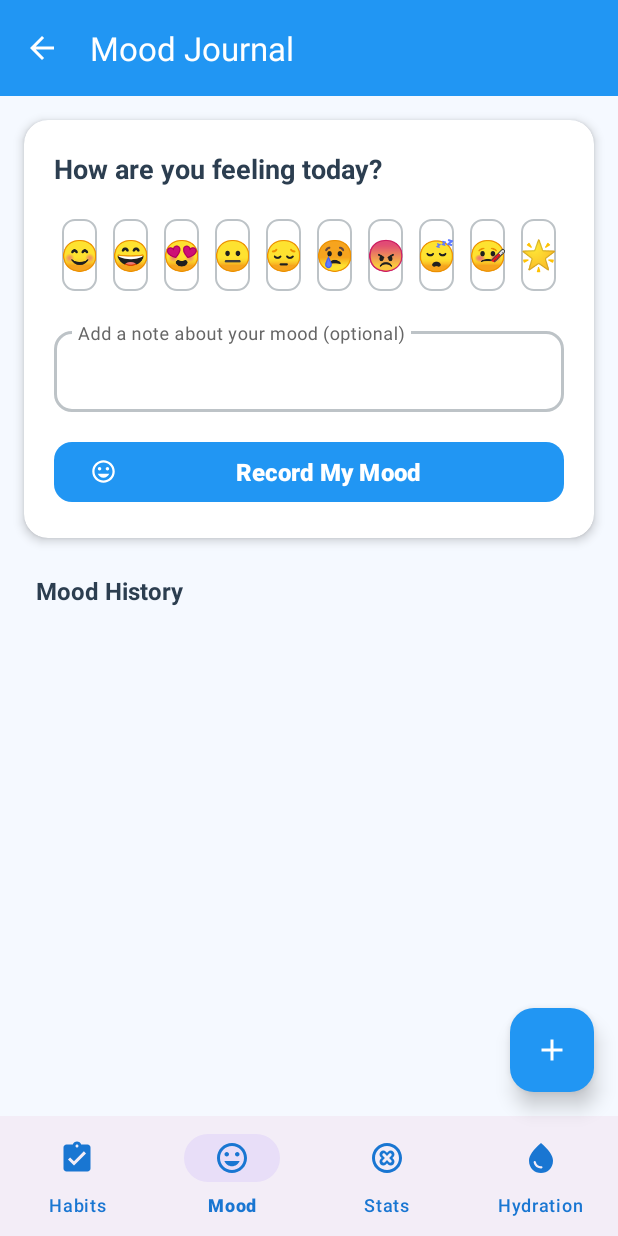
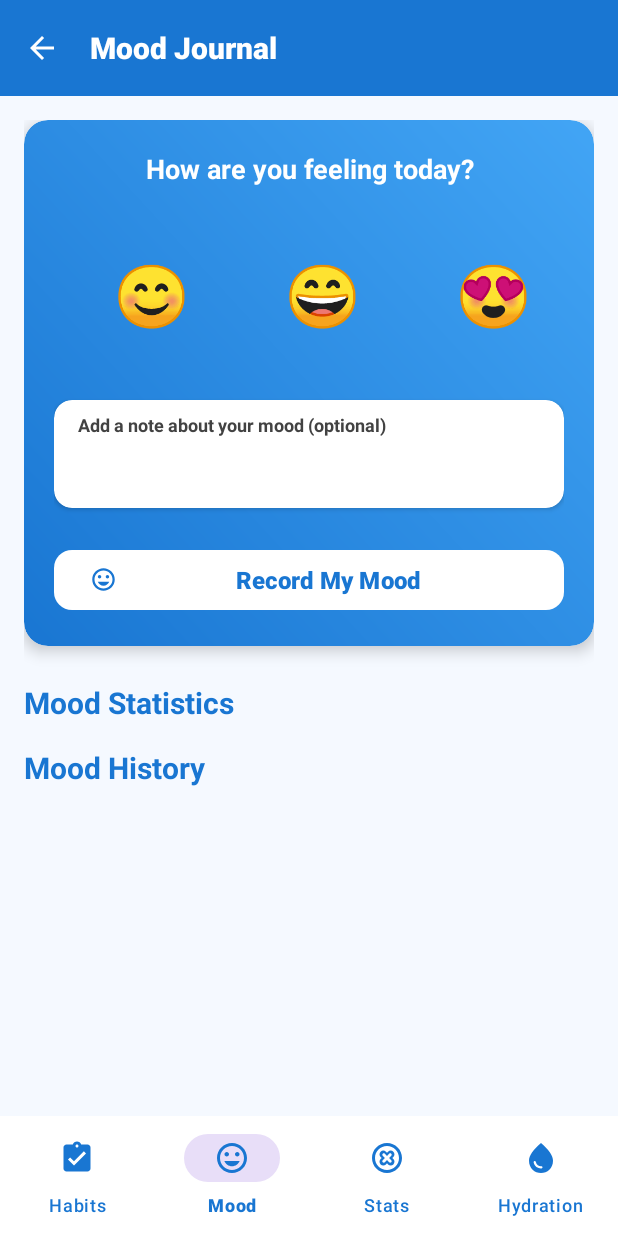
Before and after one commit to thusithassilva/HealthApp, an Android app: the MoodActivity screen opened directly, with no data from a screen before it, on a phone screen of 412 x 824 dp. Run offline under Robolectric (Android 15) with nearby library versions, the phone set to English and light mode, and no system bars.

Commit message:
fix mood page
add emoji scroller and add delete button

```diff
--- a/app/src/main/java/com/example/healthapp/MoodActivity.kt
+++ b/app/src/main/java/com/example/healthapp/MoodActivity.kt
@@ -4,7 +4,11 @@ import android.content.Intent
 import android.content.SharedPreferences
 import androidx.appcompat.app.AppCompatActivity
 import android.os.Bundle
+import android.view.Gravity
+import android.widget.LinearLayout
+import android.widget.TextView
 import android.widget.Toast
+import androidx.core.view.setPadding
 import androidx.recyclerview.widget.LinearLayoutManager
 import com.example.healthapp.databinding.ActivityMoodBinding
 import org.json.JSONArray
@@ -20,8 +24,8 @@ class MoodActivity : AppCompatActivity() {
     private val moodEntries = mutableListOf<MoodEntry>()
 
     // Emoji options for mood selection
-    private val moodEmojis = listOf("😊", "😄", "😍", "😐", "😔", "😢", "😠", "😴", "🤒", "🌟")
-    private val moodLabels = listOf("Happy", "Excited", "Loved", "Neutral", "Sad", "Crying", "Angry", "Tired", "Sick", "Great")
+    private val moodEmojis = listOf("😊", "😄", "😍", "😐", "😔", "😢", "😠", "😴", "🤒", "🌟", "😎", "🤩", "🥳", "😌", "🤗", "🙂", "😕", "😟", "😤", "🥱")
+    private val moodLabels = listOf("Happy", "Excited", "Loved", "Neutral", "Sad", "Crying", "Angry", "Tired", "Sick", "Great", "Cool", "Starstruck", "Celebrating", "Relaxed", "Hugging", "Slightly Smiling", "Confused", "Worried", "Frustrated", "Yawning")
 
     override fun onCreate(savedInstanceState: Bundle?) {
         super.onCreate(savedInstanceState)
@@ -50,7 +54,9 @@ class MoodActivity : AppCompatActivity() {
 
     private fun setupMoodList() {
         binding.rvMoodEntries.layoutManager = LinearLayoutManager(this)
-        moodAdapter = MoodAdapter(moodEntries)
+        moodAdapter = MoodAdapter(moodEntries) { position ->
+            deleteMoodEntry(position)
+        }
         binding.rvMoodEntries.adapter = moodAdapter
     }
 
@@ -60,20 +66,25 @@ class MoodActivity : AppCompatActivity() {
         emojiGrid.removeAllViews()
 
         moodEmojis.forEachIndexed { index, emoji ->
-            val emojiButton = android.widget.Button(this).apply {
+            val emojiButton = TextView(this).apply {
                 text = emoji
-                textSize = 20f
+                textSize = 40f // Large, user-friendly size
+                gravity = Gravity.CENTER
                 setOnClickListener {
                     selectMood(emoji, moodLabels[index])
                 }
-                setBackgroundResource(R.drawable.emoji_button_bg)
-                layoutParams = android.widget.LinearLayout.LayoutParams(
-                    0,
-                    android.widget.LinearLayout.LayoutParams.WRAP_CONTENT,
-                    1f
+                // Remove background for clean look
+                background = null
+                layoutParams = LinearLayout.LayoutParams(
+                    LinearLayout.LayoutParams.WRAP_CONTENT,
+                    LinearLayout.LayoutParams.WRAP_CONTENT
                 ).apply {
-                    setMargins(8, 8, 8, 8)
+                    setMargins(16, 8, 16, 8)
                 }
+                // Add padding for comfortable touch area
+                setPadding(32, 16, 32, 16)
+                // Enable horizontal scrolling by making content wider than viewport
+                isHorizontalScrollBarEnabled = false
             }
             emojiGrid.addView(emojiButton)
         }
@@ -83,22 +94,13 @@ class MoodActivity : AppCompatActivity() {
         binding.btnAddMoodNote.setOnClickListener {
             addMoodEntryWithNote()
         }
-
-        binding.fabAddQuickMood.setOnClickListener {
-            // Quick mood without note
-            if (binding.etMoodNote.text.toString().trim().isNotEmpty()) {
-                addMoodEntryWithNote()
-            } else {
-                Toast.makeText(this, "Please select a mood first", Toast.LENGTH_SHORT).show()
-            }
-        }
     }
 
     private fun setupBottomNavigation() {
         binding.bottomNavigationView.setOnItemSelectedListener { item ->
             when (item.itemId) {
                 R.id.nav_habits -> {
-                    startActivity(android.content.Intent(this, HabitsActivity::class.java))
+                    startActivity(Intent(this, HabitsActivity::class.java))
                     finish()
                     true
                 }
@@ -167,6 +169,16 @@ class MoodActivity : AppCompatActivity() {
         binding.btnAddMoodNote.isEnabled = false
 
         Toast.makeText(this, "Mood recorded!", Toast.LENGTH_SHORT).show()
+    }
+
+    private fun deleteMoodEntry(position: Int) {
+        if (position in 0 until moodEntries.size) {
+            moodEntries.removeAt(position)
+            moodAdapter.notifyItemRemoved(position)
+            saveMoodEntriesToPreferences()
+            updateMoodStats()
+            Toast.makeText(this, "Mood entry deleted", Toast.LENGTH_SHORT).show()
+        }
     }
 
     private fun updateMoodStats() {
--- a/app/src/main/res/layout/activity_mood.xml
+++ b/app/src/main/res/layout/activity_mood.xml
@@ -1,58 +1,80 @@
 <?xml version="1.0" encoding="utf-8"?>
-<androidx.coordinatorlayout.widget.CoordinatorLayout xmlns:android="http://schemas.android.com/apk/res/android"
+<LinearLayout xmlns:android="http://schemas.android.com/apk/res/android"
     xmlns:app="http://schemas.android.com/apk/res-auto"
     android:layout_width="match_parent"
     android:layout_height="match_parent"
-    android:background="@color/light_background">
+    android:orientation="vertical"
+    android:background="@color/white">
 
     <!-- Toolbar -->
     <com.google.android.material.appbar.MaterialToolbar
         android:id="@+id/toolbar"
         android:layout_width="match_parent"
         android:layout_height="?attr/actionBarSize"
-        android:background="@color/primary_color"
+        android:background="@color/primary_blue"
         android:theme="@style/ThemeOverlay.MaterialComponents.Dark.ActionBar"
         app:navigationIcon="@drawable/ic_arrow_back_white"
         app:title="Mood Journal"
-        app:titleTextColor="@color/white" />
+        app:titleTextColor="@color/white"
+        app:titleTextAppearance="@style/BoldToolbarTitle" />
+
+    <ScrollView
+        android:layout_width="match_parent"
+        android:layout_height="0dp"
+        android:layout_weight="1"
+        android:padding="16dp"
+        android:background="@color/light_background"
+        android:scrollbars="none">
 
         <LinearLayout
             android:layout_width="match_parent"
-        android:layout_height="match_parent"
-        android:orientation="vertical"
-        android:paddingTop="?attr/actionBarSize">
+            android:layout_height="wrap_content"
+            android:orientation="vertical">
 
             <!-- Mood Selection Section -->
             <androidx.cardview.widget.CardView
                 android:layout_width="match_parent"
                 android:layout_height="wrap_content"
-            android:layout_margin="16dp"
+                android:layout_marginBottom="24dp"
                 app:cardCornerRadius="16dp"
-            app:cardElevation="4dp"
+                app:cardElevation="6dp"
                 app:cardBackgroundColor="@color/white">
 
                 <LinearLayout
                     android:layout_width="match_parent"
                     android:layout_height="wrap_content"
                     android:orientation="vertical"
-                android:padding="20dp">
+                    android:padding="20dp"
+                    android:background="@drawable/card_gradient_primary">
 
                     <TextView
                         android:layout_width="match_parent"
                         android:layout_height="wrap_content"
                         android:text="How are you feeling today?"
-                    android:textColor="@color/dark_text"
+                        android:textColor="@color/white"
                         android:textSize="18sp"
                         android:textStyle="bold"
-                    android:layout_marginBottom="16dp" />
+                        android:layout_marginBottom="16dp"
+                        android:gravity="center" />
 
-                <!-- Emoji Selection Grid -->
+                    <!-- Horizontal ScrollView for Emojis with fixed scrolling -->
+                    <HorizontalScrollView
+                        android:layout_width="match_parent"
+                        android:layout_height="wrap_content"
+                        android:layout_marginBottom="16dp"
+                        android:scrollbars="none"
+                        android:fillViewport="false">
+
                         <LinearLayout
                             android:id="@+id/emojiGrid"
-                    android:layout_width="match_parent"
+                            android:layout_width="wrap_content"
                             android:layout_height="wrap_content"
                             android:orientation="horizontal"
-                    android:layout_marginBottom="16dp" />
+                            android:gravity="center_vertical"
+                            android:paddingVertical="12dp"
+                            android:paddingHorizontal="8dp" />
+
+                    </HorizontalScrollView>
 
                     <!-- Selected Mood Display -->
                     <TextView
@@ -60,36 +82,61 @@
                         android:layout_width="match_parent"
                         android:layout_height="wrap_content"
                         android:text="😊 Happy"
-                    android:textColor="@color/primary_color"
+                        android:textColor="@color/white"
                         android:textSize="16sp"
                         android:textStyle="bold"
                         android:gravity="center"
                         android:visibility="gone"
                         android:layout_marginBottom="16dp" />
 
-                <!-- Mood Note Input -->
+                    <!-- Mood Note Input with White Background -->
+                    <androidx.cardview.widget.CardView
+                        android:layout_width="match_parent"
+                        android:layout_height="wrap_content"
+                        android:layout_marginBottom="16dp"
+                        app:cardCornerRadius="12dp"
+                        app:cardElevation="2dp"
+                        app:cardBackgroundColor="@color/white">
+
+                        <LinearLayout
+                            android:layout_width="match_parent"
+                            android:layout_height="wrap_content"
+                            android:orientation="vertical"
+                            android:padding="8dp">
+
+                            <TextView
+                                android:layout_width="match_parent"
+                                android:layout_height="wrap_content"
+                                android:text="Add a note about your mood (optional)"
+                                android:textColor="@color/dark_gray"
+                                android:textSize="12sp"
+                                android:textStyle="bold"
+                                android:layout_marginBottom="4dp"
+                                android:paddingStart="8dp" />
+
                             <com.google.android.material.textfield.TextInputLayout
                                 android:layout_width="match_parent"
                                 android:layout_height="wrap_content"
-                    app:boxBackgroundMode="outline"
-                    app:boxCornerRadiusBottomEnd="12dp"
-                    app:boxCornerRadiusBottomStart="12dp"
-                    app:boxCornerRadiusTopEnd="12dp"
-                    app:boxCornerRadiusTopStart="12dp"
-                    app:boxStrokeColor="@color/input_border"
-                    app:hintTextColor="@color/gray">
+                                app:boxBackgroundMode="none"
+                                app:hintEnabled="false">
 
                                 <com.google.android.material.textfield.TextInputEditText
                                     android:id="@+id/etMoodNote"
                                     android:layout_width="match_parent"
                                     android:layout_height="wrap_content"
-                        android:hint="Add a note about your mood (optional)"
+                                    android:background="@null"
+                                    android:hint=""
                                     android:inputType="textMultiLine"
                                     android:maxLines="3"
                                     android:textColor="@color/dark_text"
-                        android:textSize="14sp" />
+                                    android:textSize="14sp"
+                                    android:padding="8dp" />
 
                             </com.google.android.material.textfield.TextInputLayout>
+
+                        </LinearLayout>
+
+                    </androidx.cardview.widget.CardView>
 
                     <!-- Add Mood Button -->
                     <com.google.android.material.button.MaterialButton
@@ -97,14 +144,14 @@
                         android:layout_width="match_parent"
                         android:layout_height="wrap_content"
                         android:text="Record My Mood"
-                    android:textColor="@color/white"
+                        android:textColor="@color/primary_blue"
                         android:textSize="16sp"
                         android:textStyle="bold"
-                    android:layout_marginTop="16dp"
+                        android:layout_marginTop="8dp"
                         app:cornerRadius="12dp"
                         app:icon="@drawable/ic_mood"
-                    app:iconTint="@color/white"
-                    app:backgroundTint="@color/primary_color"
+                        app:iconTint="@color/primary_blue"
+                        app:backgroundTint="@color/white"
                         android:enabled="false" />
 
                 </LinearLayout>
@@ -112,15 +159,22 @@
             </androidx.cardview.widget.CardView>
 
             <!-- Mood Statistics -->
+            <TextView
+                android:layout_width="match_parent"
+                android:layout_height="wrap_content"
+                android:text="Mood Statistics"
+                android:textColor="@color/primary_blue"
+                android:textSize="20sp"
+                android:textStyle="bold"
+                android:layout_marginBottom="16dp" />
+
             <androidx.cardview.widget.CardView
                 android:id="@+id/moodStatsSection"
                 android:layout_width="match_parent"
                 android:layout_height="wrap_content"
-            android:layout_marginStart="16dp"
-            android:layout_marginEnd="16dp"
-            android:layout_marginBottom="16dp"
+                android:layout_marginBottom="24dp"
                 android:visibility="gone"
-            app:cardCornerRadius="16dp"
+                app:cardCornerRadius="12dp"
                 app:cardElevation="4dp"
                 app:cardBackgroundColor="@color/white">
 
@@ -130,36 +184,29 @@
                     android:orientation="vertical"
                     android:padding="16dp">
 
-                <TextView
-                    android:layout_width="match_parent"
-                    android:layout_height="wrap_content"
-                    android:text="Mood Statistics"
-                    android:textColor="@color/dark_text"
-                    android:textSize="16sp"
-                    android:textStyle="bold"
-                    android:layout_marginBottom="12dp" />
-
                     <LinearLayout
                         android:layout_width="match_parent"
                         android:layout_height="wrap_content"
                         android:orientation="horizontal"
-                    android:layout_marginBottom="8dp">
+                        android:gravity="center_vertical"
+                        android:layout_marginBottom="12dp">
 
                         <TextView
                             android:layout_width="0dp"
                             android:layout_height="wrap_content"
                             android:layout_weight="1"
                             android:text="Total Entries:"
-                        android:textColor="@color/gray"
-                        android:textSize="14sp" />
+                            android:textColor="@color/dark_gray"
+                            android:textSize="16sp"
+                            android:textStyle="bold" />
 
                         <TextView
                             android:id="@+id/tvTotalEntries"
                             android:layout_width="wrap_content"
                             android:layout_height="wrap_content"
                             android:text="0 entries"
-                        android:textColor="@color/dark_text"
-                        android:textSize="14sp"
+                            android:textColor="@color/accent_blue"
+                            android:textSize="16sp"
                             android:textStyle="bold" />
 
                     </LinearLayout>
@@ -168,23 +215,25 @@
                         android:layout_width="match_parent"
                         android:layout_height="wrap_content"
                         android:orientation="horizontal"
-                    android:layout_marginBottom="8dp">
+                        android:gravity="center_vertical"
+                        android:layout_marginBottom="12dp">
 
                         <TextView
                             android:layout_width="0dp"
                             android:layout_height="wrap_content"
                             android:layout_weight="1"
                             android:text="Most Frequent:"
-                        android:textColor="@color/gray"
-                        android:textSize="14sp" />
+                            android:textColor="@color/dark_gray"
+                            android:textSize="16sp"
+                            android:textStyle="bold" />
 
                         <TextView
                             android:id="@+id/tvMostFrequentMood"
                             android:layout_width="wrap_content"
                             android:layout_height="wrap_content"
                             android:text="None"
-                        android:textColor="@color/dark_text"
-                        android:textSize="14sp"
+                            android:textColor="@color/accent_blue"
+                            android:textSize="16sp"
                             android:textStyle="bold" />
 
                     </LinearLayout>
@@ -192,23 +241,25 @@
                     <LinearLayout
                         android:layout_width="match_parent"
                         android:layout_height="wrap_content"
-                    android:orientation="horizontal">
+                        android:orientation="horizontal"
+                        android:gravity="center_vertical">
 
                         <TextView
                             android:layout_width="0dp"
                             android:layout_height="wrap_content"
                             android:layout_weight="1"
                             android:text="Latest Mood:"
-                        android:textColor="@color/gray"
-                        android:textSize="14sp" />
+                            android:textColor="@color/dark_gray"
+                            android:textSize="16sp"
+                            android:textStyle="bold" />
 
                         <TextView
                             android:id="@+id/tvLatestMood"
                             android:layout_width="wrap_content"
                             android:layout_height="wrap_content"
                             android:text="None"
-                        android:textColor="@color/dark_text"
-                        android:textSize="14sp"
+                            android:textColor="@color/accent_blue"
+                            android:textSize="16sp"
                             android:textStyle="bold" />
 
                     </LinearLayout>
@@ -222,45 +273,32 @@
                 android:layout_width="match_parent"
                 android:layout_height="wrap_content"
                 android:text="Mood History"
-            android:textColor="@color/dark_text"
-            android:textSize="16sp"
+                android:textColor="@color/primary_blue"
+                android:textSize="20sp"
                 android:textStyle="bold"
-            android:layout_marginStart="24dp"
-            android:layout_marginTop="8dp"
-            android:layout_marginBottom="8dp" />
+                android:layout_marginBottom="16dp" />
 
+            <!-- Mood History RecyclerView - No separate scroller -->
             <androidx.recyclerview.widget.RecyclerView
                 android:id="@+id/rvMoodEntries"
                 android:layout_width="match_parent"
-            android:layout_height="0dp"
-            android:layout_weight="1"
-            android:layout_marginStart="16dp"
-            android:layout_marginEnd="16dp"
-            android:layout_marginBottom="80dp" />
+                android:layout_height="wrap_content"
+                android:layout_marginBottom="16dp" />
 
-        <!-- Add Quick Mood FAB -->
-        <com.google.android.material.floatingactionbutton.FloatingActionButton
-            android:id="@+id/fabAddQuickMood"
-            android:layout_width="wrap_content"
-            android:layout_height="wrap_content"
-            android:layout_gravity="end|bottom"
-            android:layout_margin="16dp"
-            android:src="@drawable/ic_add"
-            app:tint="@color/white"
-            app:backgroundTint="@color/primary_color"
-            app:elevation="8dp" />
+        </LinearLayout>
+
+    </ScrollView>
 
     <!-- Bottom Navigation -->
     <com.google.android.material.bottomnavigation.BottomNavigationView
         android:id="@+id/bottomNavigationView"
         android:layout_width="match_parent"
         android:layout_height="wrap_content"
-            android:layout_gravity="bottom"
         app:menu="@menu/bottom_navigation_menu"
         app:labelVisibilityMode="labeled"
         app:itemIconTint="@color/bottom_nav_color"
-            app:itemTextColor="@color/bottom_nav_color" />
+        app:itemTextColor="@color/bottom_nav_color"
+        android:background="@color/white"
+        app:elevation="8dp" />
 
 </LinearLayout>
-
-</androidx.coordinatorlayout.widget.CoordinatorLayout>
```
Also changed, not shown: app/src/main/java/com/example/healthapp/MoodAdapter.kt (+27 -23 lines), app/src/main/res/drawable/emoji_grid_background.xml (added, +8 -0 lines), app/src/main/res/drawable/ic_delete.xml (added, +10 -0 lines), app/src/main/res/layout/item_mood_entry.xml (+13 -1 lines). Lines whose indentation alone changed are shown as unchanged.
